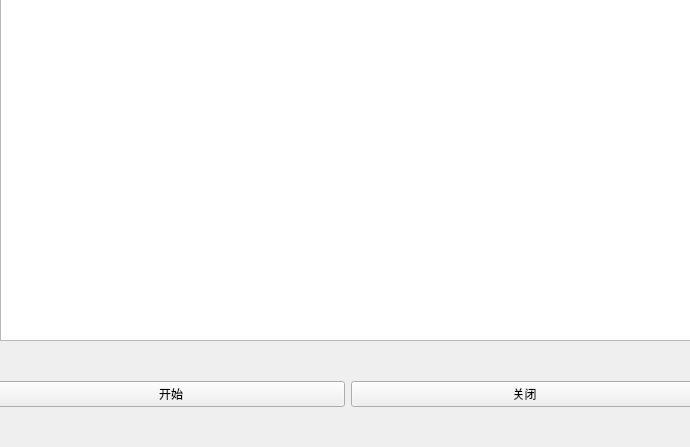
The window that cppshixun_sudoku_server/widget.ui (tianma-afk/sudoku) describes before a commit, drawn with Qt 5.
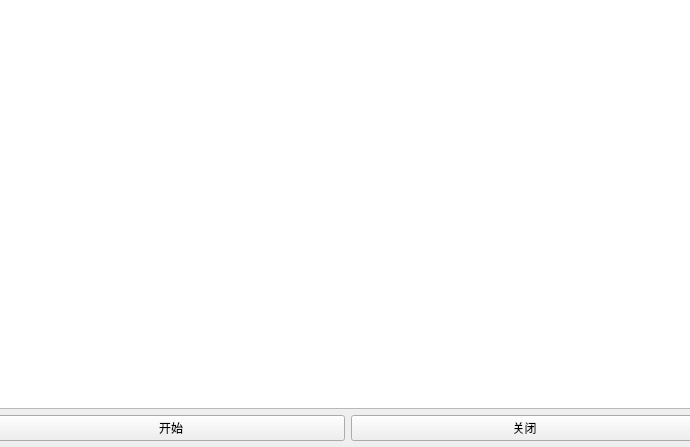
The same window after the commit.

What changed in the file:
```diff
--- a/cppshixun_sudoku_server/widget.ui
+++ b/cppshixun_sudoku_server/widget.ui
@@ -13,25 +13,24 @@
   <property name="windowTitle">
    <string>Widget</string>
   </property>
-  <widget class="QPlainTextEdit" name="pte_show">
-   <property name="geometry">
-    <rect>
-     <x>0</x>
-     <y>-10</y>
-     <width>691</width>
-     <height>351</height>
-    </rect>
-   </property>
-  </widget>
-  <widget class="QWidget" name="layoutWidget">
+  <widget class="QWidget" name="">
    <property name="geometry">
     <rect>
      <x>-3</x>
-     <y>339</y>
+     <y>-10</y>
      <width>701</width>
-     <height>111</height>
+     <height>451</height>
     </rect>
    </property>
+   <layout class="QVBoxLayout" name="verticalLayout">
+    <item>
+     <widget class="QPlainTextEdit" name="pte_show">
+      <property name="styleSheet">
+       <string notr="true">font: 14pt &quot;Consolas&quot;;</string>
+      </property>
+     </widget>
+    </item>
+    <item>
    <layout class="QHBoxLayout" name="horizontalLayout">
     <item>
      <widget class="QPushButton" name="btn_start">
@@ -46,6 +45,8 @@
        <string>关闭</string>
       </property>
      </widget>
+      </item>
+     </layout>
     </item>
    </layout>
   </widget>
```
Lines whose indentation alone changed are shown as unchanged.
